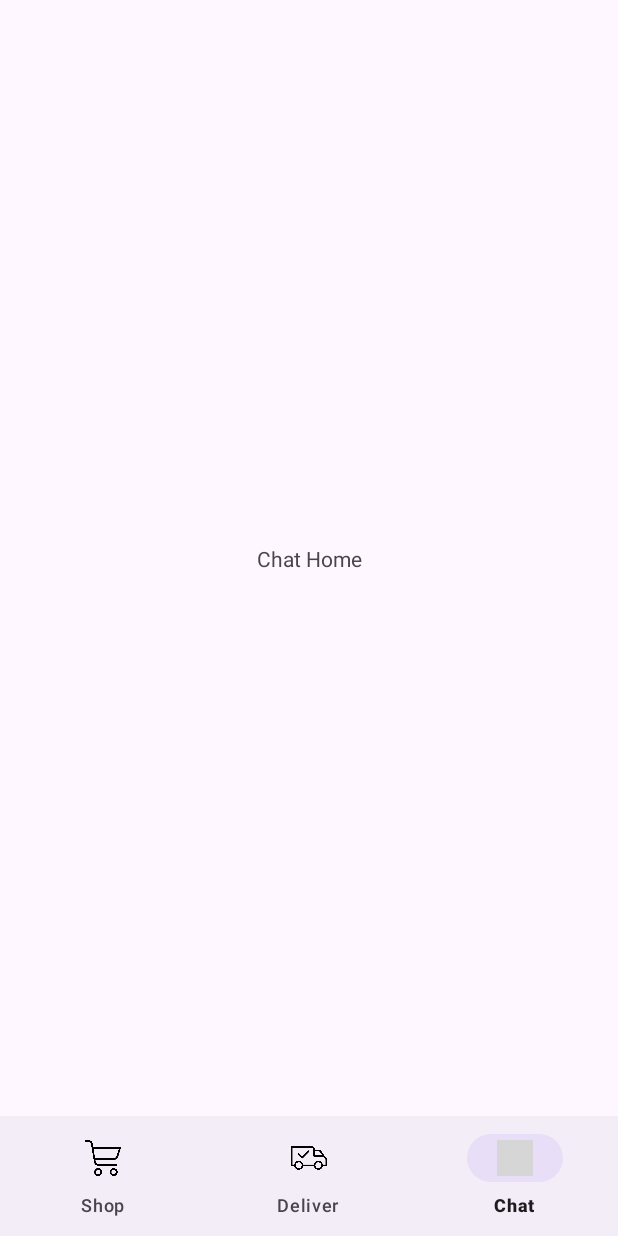
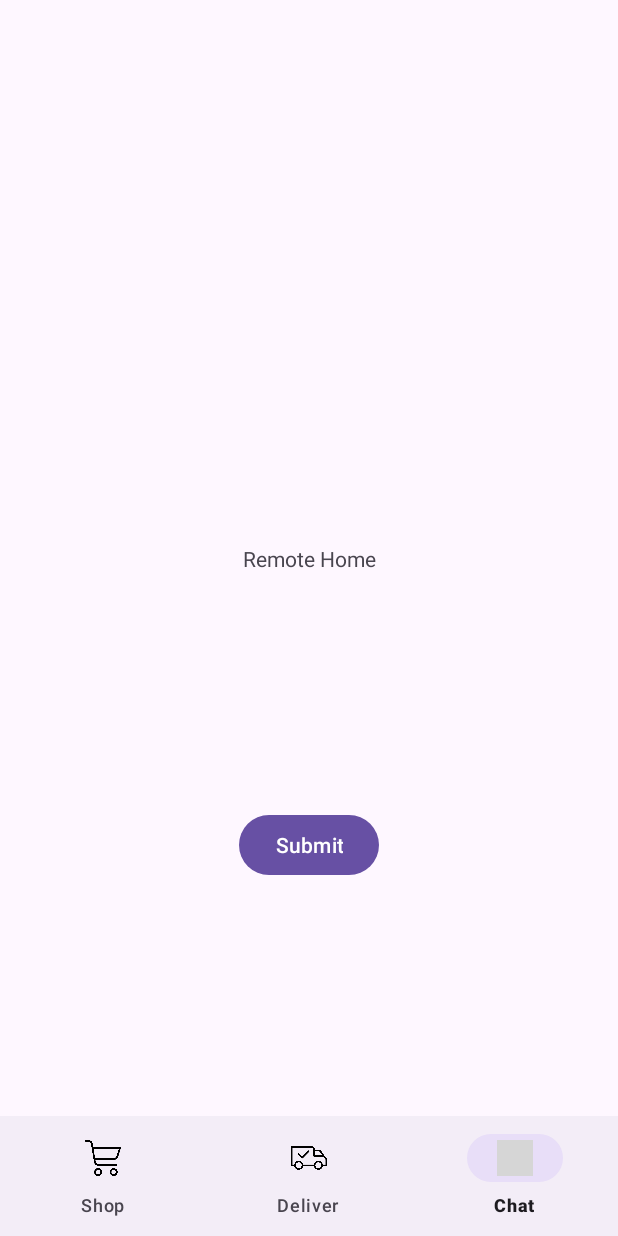
Before and after one commit to jordany78/COSC341_BuddyCart, an Android app: the screen it shows after launch (MainActivity), item 3 of the bottom bar chosen, on a phone screen of 412 x 824 dp. Run offline under Robolectric (Android 15) with nearby library versions, the phone set to English and light mode, and no system bars; grey boxes are pictures that could not be loaded.

Commit message:
Use View Model, not Bundle! Since we're hiding/showing fragments, not creating new ones, this works better. Look at remoteBuddyHome for example.

```diff
--- a/app/src/main/java/com/example/cosc341_buddycart/BuddyShopperHome.java
+++ b/app/src/main/java/com/example/cosc341_buddycart/BuddyShopperHome.java
@@ -3,6 +3,7 @@ package com.example.cosc341_buddycart;
 import android.os.Bundle;
 
 import androidx.fragment.app.Fragment;
+import androidx.lifecycle.ViewModelProvider;
 
 import android.view.LayoutInflater;
 import android.view.View;
@@ -14,6 +15,8 @@ import android.view.ViewGroup;
  * create an instance of this fragment.
  */
 public class BuddyShopperHome extends Fragment {
+
+    private SharingViewModel viewModel;
 
     // TODO: Rename parameter arguments, choose names that match
     // the fragment initialization parameters, e.g. ARG_ITEM_NUMBER
@@ -59,6 +62,13 @@ public class BuddyShopperHome extends Fragment {
     public View onCreateView(LayoutInflater inflater, ViewGroup container,
                              Bundle savedInstanceState) {
         // Inflate the layout for this fragment
-        return inflater.inflate(R.layout.fragment_buddy_shopper_home, container, false);
+        View view = inflater.inflate(R.layout.fragment_remote_shopper_home, container, false);
+
+        // View Model for passing data -> copy this to share data between fragments!
+
+        viewModel = new ViewModelProvider(requireActivity()).get(SharingViewModel.class);
+
+
+        return view;
     }
 }
--- a/app/src/main/java/com/example/cosc341_buddycart/ChatHome.java
+++ b/app/src/main/java/com/example/cosc341_buddycart/ChatHome.java
@@ -3,6 +3,7 @@ package com.example.cosc341_buddycart;
 import android.os.Bundle;
 
 import androidx.fragment.app.Fragment;
+import androidx.lifecycle.ViewModelProvider;
 
 import android.view.LayoutInflater;
 import android.view.View;
@@ -14,6 +15,8 @@ import android.view.ViewGroup;
  * create an instance of this fragment.
  */
 public class ChatHome extends Fragment {
+
+    private SharingViewModel viewModel;
 
     // TODO: Rename parameter arguments, choose names that match
     // the fragment initialization parameters, e.g. ARG_ITEM_NUMBER
@@ -59,6 +62,12 @@ public class ChatHome extends Fragment {
     public View onCreateView(LayoutInflater inflater, ViewGroup container,
                              Bundle savedInstanceState) {
         // Inflate the layout for this fragment
-        return inflater.inflate(R.layout.fragment_chat_home, container, false);
+        View view = inflater.inflate(R.layout.fragment_remote_shopper_home, container, false);
+
+        // View Model for passing data -> copy this to share data between fragments!
+
+        viewModel = new ViewModelProvider(requireActivity()).get(SharingViewModel.class);
+
+        return view;
     }
 }
--- a/app/src/main/java/com/example/cosc341_buddycart/RemoteShopperHome.java
+++ b/app/src/main/java/com/example/cosc341_buddycart/RemoteShopperHome.java
@@ -3,10 +3,13 @@ package com.example.cosc341_buddycart;
 import android.os.Bundle;
 
 import androidx.fragment.app.Fragment;
+import androidx.lifecycle.ViewModelProvider;
 
 import android.view.LayoutInflater;
 import android.view.View;
 import android.view.ViewGroup;
+import android.widget.Button;
+import android.widget.TextView;
 
 /**
  * A simple {@link Fragment} subclass.
@@ -14,6 +17,10 @@ import android.view.ViewGroup;
  * create an instance of this fragment.
  */
 public class RemoteShopperHome extends Fragment {
+
+    private TextView waitingForBuddyText;
+    private Button submitButton;
+    private SharingViewModel viewModel;
 
     // TODO: Rename parameter arguments, choose names that match
     // the fragment initialization parameters, e.g. ARG_ITEM_NUMBER
@@ -59,6 +66,27 @@ public class RemoteShopperHome extends Fragment {
     public View onCreateView(LayoutInflater inflater, ViewGroup container,
                              Bundle savedInstanceState) {
         // Inflate the layout for this fragment
-        return inflater.inflate(R.layout.fragment_remote_shopper_home, container, false);
+        View view = inflater.inflate(R.layout.fragment_remote_shopper_home, container, false);
+
+        // View Model for passing data -> copy this to share data between fragments!
+
+        viewModel = new ViewModelProvider(requireActivity()).get(SharingViewModel.class);
+
+
+        waitingForBuddyText = view.findViewById(R.id.waitingForBuddyText);
+        submitButton = view.findViewById(R.id.submitButton);
+
+        submitButton.setOnClickListener(new View.OnClickListener() {
+            @Override
+            public void onClick(View v) {
+
+                waitingForBuddyText.setText("Your list is waiting to be accepted by a buddy. "+
+                        "You'll be notified shortly once connected.");
+
+                viewModel.setData("isSubmitted", true);
+            }
+        });
+
+        return view;
     }
 }
--- a/app/src/main/res/layout/fragment_remote_shopper_home.xml
+++ b/app/src/main/res/layout/fragment_remote_shopper_home.xml
@@ -24,7 +24,7 @@
             app:layout_constraintVertical_bias="0.5" />
 
         <Button
-            android:id="@+id/button"
+            android:id="@+id/submitButton"
             android:layout_width="wrap_content"
             android:layout_height="wrap_content"
             android:text="Submit"
@@ -34,6 +34,17 @@
             app:layout_constraintStart_toStartOf="parent"
             app:layout_constraintTop_toBottomOf="@+id/textView2"
             app:layout_constraintVertical_bias="0.5" />
+
+        <TextView
+            android:id="@+id/waitingForBuddyText"
+            android:layout_width="307dp"
+            android:layout_height="98dp"
+            android:gravity="center"
+            app:layout_constraintBottom_toBottomOf="parent"
+            app:layout_constraintEnd_toEndOf="parent"
+            app:layout_constraintStart_toStartOf="parent"
+            app:layout_constraintTop_toBottomOf="@+id/submitButton"
+            app:layout_constraintVertical_bias="0.2" />
     </androidx.constraintlayout.widget.ConstraintLayout>
 
 </FrameLayout>
```
Also changed, not shown: app/src/main/java/com/example/cosc341_buddycart/SharingViewModel.java (added, +36 -0 lines).
